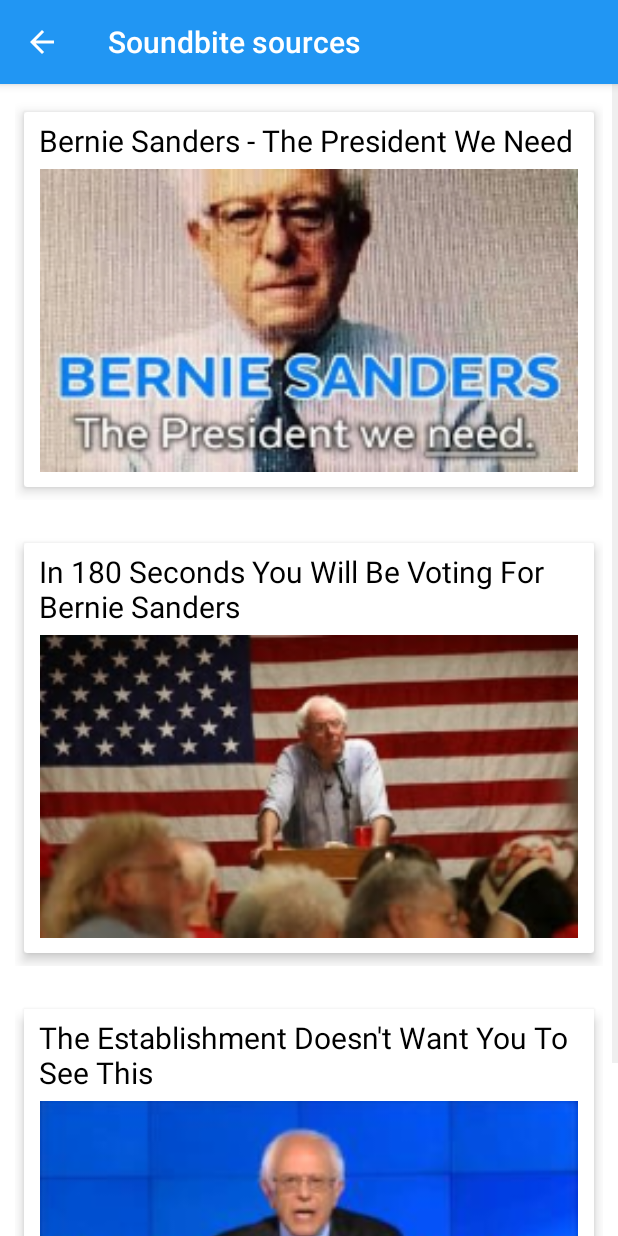
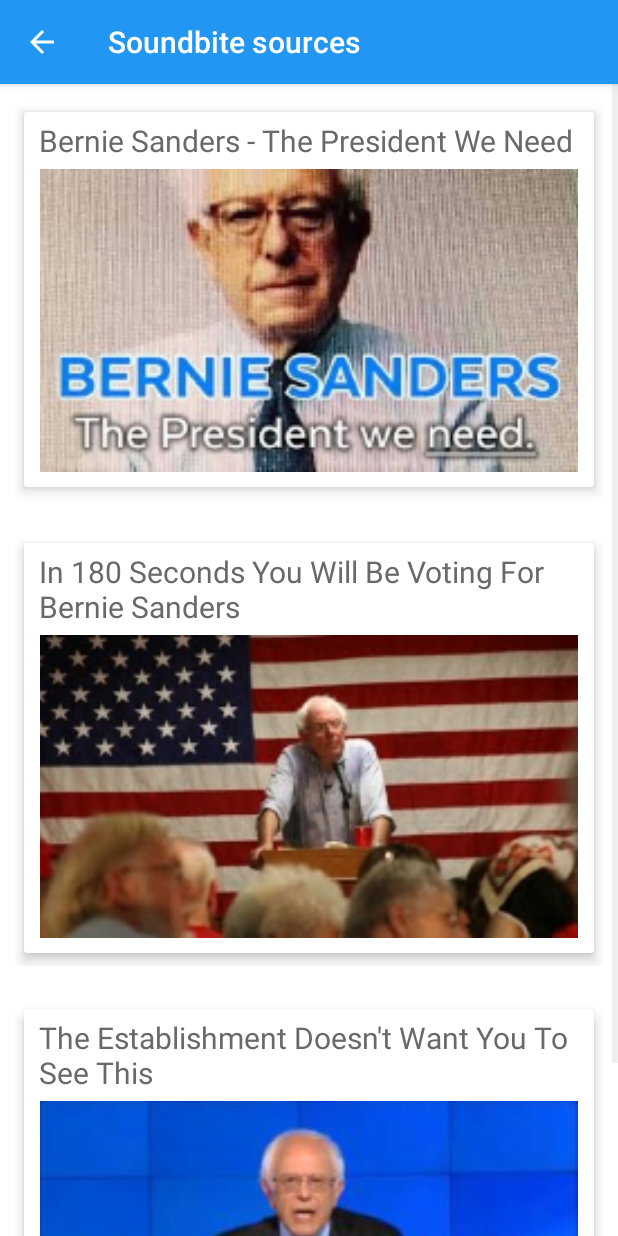
Before and after one commit to Gear61/Bernie-Sanders-Soundboard, an Android app: the SourcesActivity screen opened directly, with no data from a screen before it, on a phone screen of 412 x 824 dp. Run offline under Robolectric (Android 15) with nearby library versions, the phone set to English and light mode, and no system bars; our stand-ins replace ButterKnife.

Commit message:
Revert source titles back to dark gray. Add more padding for follow links

```diff
--- a/app/build.gradle
+++ b/app/build.gradle
@@ -8,7 +8,7 @@ android {
         applicationId "com.randomappsinc.berniesanderssoundboard"
         minSdkVersion 15
         targetSdkVersion 23
-        versionCode 111
+        versionCode 120
         versionName "1.2.0"
     }
     buildTypes {
--- a/app/src/main/res/layout/source_item_cell.xml
+++ b/app/src/main/res/layout/source_item_cell.xml
@@ -29,7 +29,7 @@
             <TextView
                 android:id="@+id/source_title"
                 android:textSize="20sp"
-                android:textColor="@color/black"
+                android:textColor="@color/dark_gray"
                 android:layout_width="wrap_content"
                 android:layout_height="wrap_content"/>
 
```
Also changed, not shown: app/src/main/res/values/about_bernie_styles.xml (+4 -3 lines).
